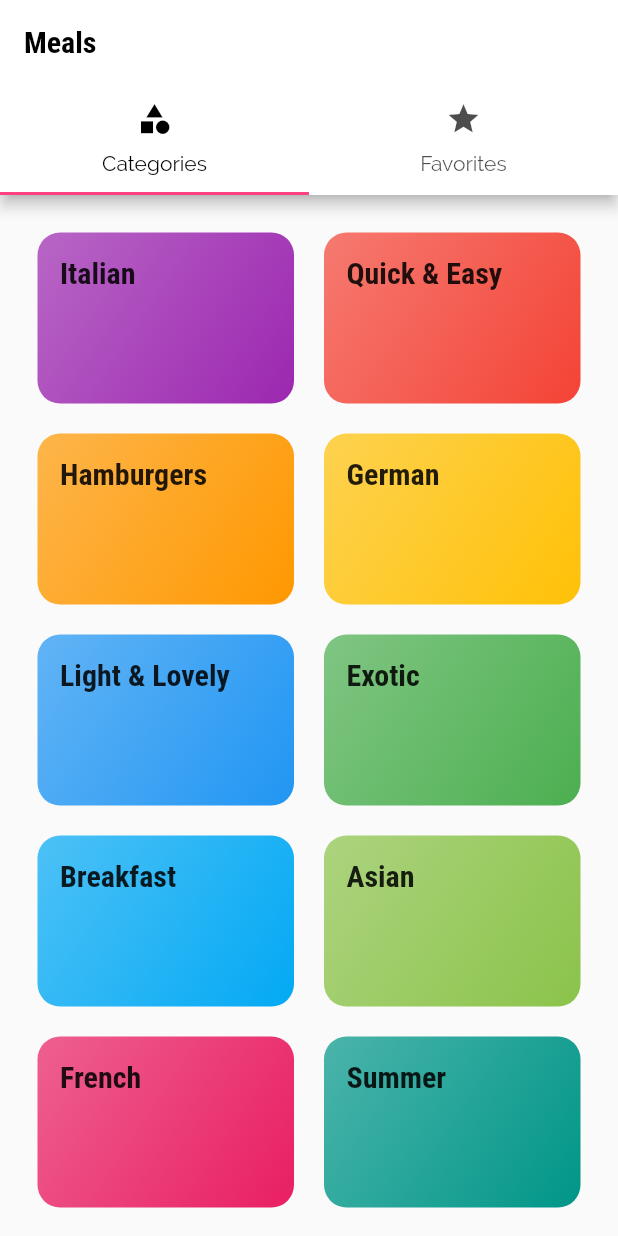
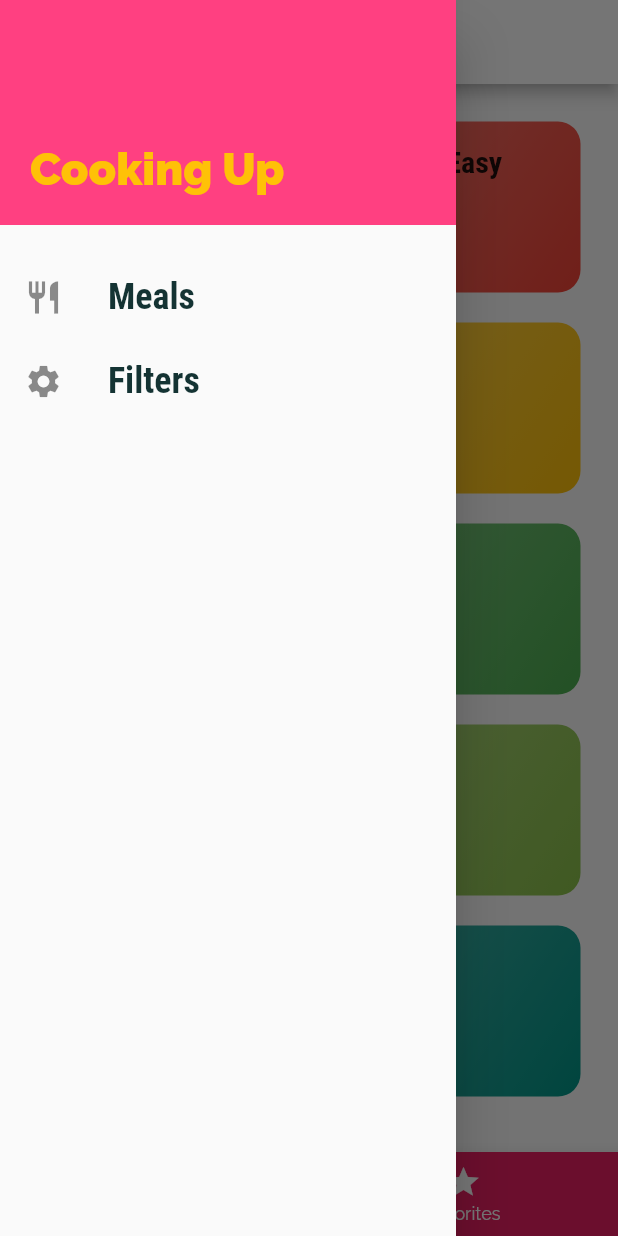
Before and after one commit to akhildevj/flutter-meals-app, a Flutter app: the screen it shows after launch, with the side drawer open (before the commit the screen has no drawer), on a phone screen of 412 x 824 dp. Run offline on Flutter 3.47's test engine with Material 2 defaults, Android fonts, the phone set to English and light mode, and no system bars.

Commit message:
Implemented favorites, filters, Tab bar features

```diff
--- a/lib/main.dart
+++ b/lib/main.dart
@@ -1,14 +1,62 @@
 import 'package:flutter/material.dart';
+import 'package:meals_app/data/dummy_data.dart';
+import 'package:meals_app/models/meal.dart';
 
 import './screens/tabs.dart';
+import './screens/filter/filters.dart';
 import './screens/category/category_meals.dart';
 import './screens/meal/meal_detail.dart';
 import './screens/category/categories.dart';
 
 void main() => runApp(const MyApp());
 
-class MyApp extends StatelessWidget {
+class MyApp extends StatefulWidget {
   const MyApp({Key? key}) : super(key: key);
+
+  @override
+  State<MyApp> createState() => _MyAppState();
+}
+
+class _MyAppState extends State<MyApp> {
+  Map<String, bool> _filters = {
+    'gluten': false,
+    'lactose': false,
+    'vegan': false,
+    'vegetarian': false
+  };
+
+  List<Meal> _availableMeals = mealsData;
+  final List<Meal> _favoriteMeals = [];
+
+  void _setFilters(Map<String, bool> filterData) {
+    setState(() {
+      _filters = filterData;
+      _availableMeals = mealsData.where((meal) {
+        if (_filters['gluten'] as bool && !meal.isGlutenFree) return false;
+        if (_filters['lactose'] as bool && !meal.isLactoseFree) return false;
+        if (_filters['vegan'] as bool && !meal.isVegan) return false;
+        if (_filters['vegetarian'] as bool && !meal.isVegetarian) return false;
+        return true;
+      }).toList();
+    });
+  }
+
+  void _toggleFavorites(String mealId) {
+    final index = _favoriteMeals.indexWhere((meal) => meal.id == mealId);
+    if (index >= 0) {
+      setState(() {
+        _favoriteMeals.removeAt(index);
+      });
+    } else {
+      setState(() {
+        _favoriteMeals.add(mealsData.firstWhere((meal) => meal.id == mealId));
+      });
+    }
+  }
+
+  bool _isMealFavorite(String id) {
+    return _favoriteMeals.any((meal) => meal.id == id);
+  }
 
   @override
   Widget build(BuildContext context) {
@@ -26,9 +74,13 @@ class MyApp extends StatelessWidget {
                   fontSize: 20,
                   fontWeight: FontWeight.bold))),
       routes: {
-        '/': (_) => const TabsScreen(),
-        CategoryMealScreen.routeName: (_) => const CategoryMealScreen(),
-        MealDetailScreen.routeName: (_) => const MealDetailScreen()
+        '/': (_) => TabsScreen(meals: _favoriteMeals),
+        CategoryMealScreen.routeName: (_) =>
+            CategoryMealScreen(meals: _availableMeals),
+        MealDetailScreen.routeName: (_) => MealDetailScreen(
+            isMealFavorite: _isMealFavorite, toggleFavorites: _toggleFavorites),
+        FiltersScreen.routeName: (_) =>
+            FiltersScreen(filters: _filters, setFilters: _setFilters)
       },
       onUnknownRoute: (settings) {
         return MaterialPageRoute(builder: (_) => CategoriesScreen());
--- a/lib/screens/tabs.dart
+++ b/lib/screens/tabs.dart
@@ -1,46 +1,65 @@
 import 'package:flutter/material.dart';
 import 'package:flutter/services.dart';
+import 'package:meals_app/models/meal.dart';
+import '../widgets/main_drawer.dart';
 import './favorite/favorite.dart';
 import './category/categories.dart';
 
 class TabsScreen extends StatefulWidget {
-  const TabsScreen({Key? key}) : super(key: key);
+  final List<Meal> meals;
+
+  const TabsScreen({Key? key, required this.meals}) : super(key: key);
 
   @override
   State<TabsScreen> createState() => _TabsScreenState();
 }
 
 class _TabsScreenState extends State<TabsScreen> {
+  List<Map<String, Object>> _pages = [];
+
+  @override
+  initState() {
+    _pages = [
+      {'page': CategoriesScreen(), 'title': "Categories"},
+      {'page': FavoriteScreen(meals: widget.meals), 'title': "Favorites"},
+    ];
+    super.initState();
+  }
+
+  int _selectedPageIndex = 0;
+
+  void _selectPage(int index) {
+    setState(() {
+      _selectedPageIndex = index;
+    });
+  }
+
   @override
   Widget build(BuildContext context) {
-    return DefaultTabController(
-        length: 2,
-        child: Scaffold(
+    return Scaffold(
       appBar: AppBar(
         systemOverlayStyle: const SystemUiOverlayStyle(
           statusBarColor: Colors.white,
           statusBarIconBrightness: Brightness.dark,
         ),
-            title: const Text('Meals'),
+        title: Text(_pages[_selectedPageIndex]['title'] as String),
         backgroundColor: Colors.white,
         foregroundColor: Colors.black,
-            bottom: const TabBar(
-              tabs: [
-                Tab(
-                  icon: Icon(Icons.category),
-                  text: 'Categories',
       ),
-                Tab(
-                  icon: Icon(Icons.star),
-                  text: 'Favorites',
+      drawer: const MainDrawer(),
+      body: _pages[_selectedPageIndex]['page'] as Widget,
+      bottomNavigationBar: BottomNavigationBar(
+        onTap: _selectPage,
+        items: const [
+          BottomNavigationBarItem(
+              label: "Categories", icon: Icon(Icons.category)),
+          BottomNavigationBarItem(label: "Favorites", icon: Icon(Icons.star))
+        ],
+        currentIndex: _selectedPageIndex,
+        backgroundColor: Theme.of(context).primaryColor,
+        selectedItemColor: Colors.amber,
+        unselectedItemColor: Colors.white,
       ),
-              ],
-              labelColor: Colors.black,
-              indicatorColor: Colors.pinkAccent,
-            ),
-          ),
-          body: TabBarView(
-              children: [CategoriesScreen(), const FavoriteScreen()]),
-        ));
+    );
   }
 }
--- /dev/null
+++ b/lib/widgets/main_drawer.dart
@@ -0,0 +1,53 @@
+import 'package:flutter/material.dart';
+
+import '../screens/filter/filters.dart';
+
+class MainDrawer extends StatelessWidget {
+  const MainDrawer({Key? key}) : super(key: key);
+
+  Widget buildListTile(String title, IconData icon, VoidCallback tapHandler) {
+    return ListTile(
+      leading: Icon(
+        icon,
+        size: 26,
+      ),
+      title: Text(
+        title,
+        style: const TextStyle(
+            fontFamily: 'RobotoCondensed',
+            fontSize: 24,
+            fontWeight: FontWeight.bold),
+      ),
+      onTap: tapHandler,
+    );
+  }
+
+  @override
+  Widget build(BuildContext context) {
+    return Drawer(
+      child: Column(children: [
+        Container(
+          height: 150,
+          width: double.infinity,
+          padding: const EdgeInsets.all(20),
+          alignment: Alignment.bottomLeft,
+          color: Colors.pinkAccent,
+          child: const Text(
+            'Cooking Up',
+            style: TextStyle(
+                fontWeight: FontWeight.w900, fontSize: 30, color: Colors.amber),
+          ),
+        ),
+        const SizedBox(
+          height: 20,
+        ),
+        buildListTile('Meals', Icons.restaurant, () {
+          Navigator.of(context).pushReplacementNamed('/');
+        }),
+        buildListTile('Filters', Icons.settings, () {
+          Navigator.of(context).pushReplacementNamed(FiltersScreen.routeName);
+        })
+      ]),
+    );
+  }
+}
--- a/lib/widgets/meal_item.dart
+++ b/lib/widgets/meal_item.dart
@@ -7,9 +7,9 @@ class MealItem extends StatelessWidget {
   final String id;
   final String title;
   final String imageUrl;
+  final int duration;
   final Complexity complexity;
   final Affordability affordability;
-  final int duration;
 
   const MealItem(
       {Key? key,
```
Also changed, not shown: lib/screens/category/category_meals.dart (+37 -22 lines), lib/screens/favorite/favorite.dart (+22 -4 lines), lib/screens/filter/filters.dart (added, +102 -0 lines), lib/screens/meal/meal_detail.dart (+15 -9 lines). Lines whose indentation alone changed are shown as unchanged.
